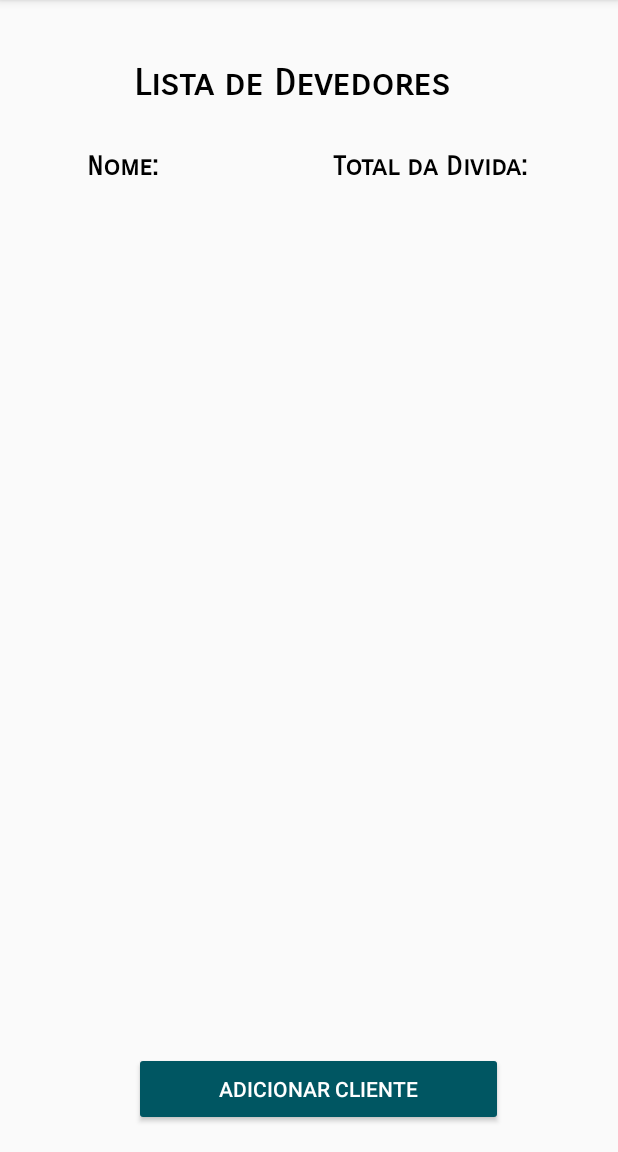
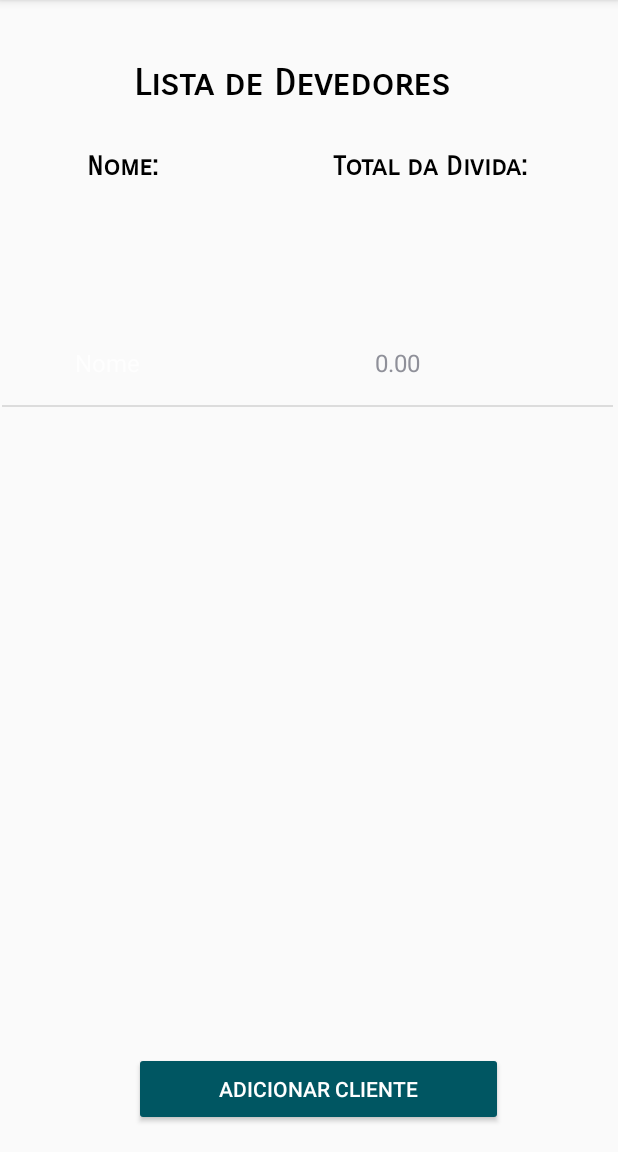
Before and after one commit to henriquerocha2004/quemmedeve, an Android app: the MainActivity screen opened directly, with no data from a screen before it, on a phone screen of 412 x 824 dp, the part 84-1236 px from its top. Run offline under Robolectric (Android 15) with nearby library versions, the phone set to English and light mode, and no system bars; Roboto replaces fonts that are not available here.

```diff
--- a/app/src/main/java/com/jml/quemmedeve/MainActivity.java
+++ b/app/src/main/java/com/jml/quemmedeve/MainActivity.java
@@ -2,8 +2,7 @@ package com.jml.quemmedeve;
 
 import android.content.DialogInterface;
 import android.content.Intent;
-import android.icu.util.Calendar;
-import android.provider.CalendarContract;
+import android.database.Cursor;
 import android.support.v7.app.AlertDialog;
 import android.support.v7.app.AppCompatActivity;
 import android.os.Bundle;
@@ -11,18 +10,25 @@ import android.view.LayoutInflater;
 import android.view.View;
 import android.widget.Button;
 import android.widget.EditText;
+import android.widget.ListView;
+import android.widget.SimpleCursorAdapter;
 import android.widget.Toast;
 
 import com.jml.quemmedeve.controllers.ClienteController;
+import com.jml.quemmedeve.database.DebtorsDbHelper;
 
 public class MainActivity extends AppCompatActivity {
 
     private Button btnAdicionarCli;
+    private ListView listDebtors;
 
     @Override
     protected void onCreate(Bundle savedInstanceState) {
         super.onCreate(savedInstanceState);
         setContentView(R.layout.activity_main);
+
+        getDebtorsList();
+
         btnAdicionarCli = findViewById(R.id.btnAdicionarCli);
         btnAdicionarCli.setOnClickListener(new View.OnClickListener() {
             @Override
@@ -73,4 +79,18 @@ public class MainActivity extends AppCompatActivity {
         AlertDialog dialog = modal.create();
         dialog.show();
     }
+
+    private void getDebtorsList(){
+
+        Cursor getDebtors = ClienteController.getAllClientsList(getApplicationContext());
+
+        if(getDebtors.getCount() > 0){
+            String[] columns = new String[] {DebtorsDbHelper.COLUMN_NAME, "total"};
+            int[] fieldsViewId = new int[] {R.id.txtNameDebtor, R.id.txtTotalDebts};
+            SimpleCursorAdapter adapter = new SimpleCursorAdapter(getApplicationContext(), R.layout.list_debtors_fields, getDebtors, columns, fieldsViewId, 0);
+            listDebtors = findViewById(R.id.listDebtors);
+            listDebtors.setAdapter(adapter);
+        }
+
+    }
 }
--- a/app/src/main/java/com/jml/quemmedeve/controllers/ClienteController.java
+++ b/app/src/main/java/com/jml/quemmedeve/controllers/ClienteController.java
@@ -83,5 +83,30 @@ public class ClienteController {
         return result;
     }
 
+    public static Cursor getAllClientsList(Context context){
+
+        DebtorsDbHelper helper = new DebtorsDbHelper(context);
+        SQLiteDatabase db = helper.getReadableDatabase();
+        Cursor result = null;
+
+        try {
+            result = db.rawQuery("SELECT debtors._id , debtors.name, printf('%.2f',SUM(debts.value)) as total FROM debtors \n" +
+                    "INNER JOIN debts ON debts.usu_id_debt = debtors._id AND debts.status_debt = 0", null);
+
+            if(result != null){
+                result.moveToFirst();
+            }
+
+        }catch (SQLException e){
+            Log.i("Erro: ", e.getMessage());
+        }finally {
+            db.close();
+        }
+
+        return result;
+    }
+
+
+
 
 }
--- a/app/src/main/res/layout/activity_main.xml
+++ b/app/src/main/res/layout/activity_main.xml
@@ -79,25 +79,6 @@
         app:layout_constraintTop_toTopOf="parent"
         app:layout_constraintVertical_bias="0.126" />
 
-    <ScrollView
-        android:id="@+id/scrollView2"
-        android:layout_width="395dp"
-        android:layout_height="493dp"
-        android:layout_marginStart="8dp"
-        android:layout_marginLeft="8dp"
-        android:layout_marginEnd="8dp"
-        android:layout_marginRight="8dp"
-        android:layout_marginBottom="116dp"
-        app:layout_constraintBottom_toBottomOf="parent"
-        app:layout_constraintEnd_toEndOf="parent"
-        app:layout_constraintStart_toStartOf="parent">
-
-        <LinearLayout
-            android:layout_width="match_parent"
-            android:layout_height="wrap_content"
-            android:orientation="vertical" />
-    </ScrollView>
-
     <Button
         android:id="@+id/btnAdicionarCli"
         style="@style/Widget.AppCompat.Button.Colored"
@@ -118,4 +99,21 @@
         app:layout_constraintTop_toTopOf="parent"
         app:layout_constraintVertical_bias="0.987" />
 
+    <ListView
+        android:id="@+id/listDebtors"
+        android:layout_width="407dp"
+        android:layout_height="433dp"
+        android:layout_marginStart="8dp"
+        android:layout_marginLeft="8dp"
+        android:layout_marginTop="8dp"
+        android:layout_marginEnd="8dp"
+        android:layout_marginRight="8dp"
+        android:layout_marginBottom="8dp"
+        app:layout_constraintBottom_toBottomOf="parent"
+        app:layout_constraintEnd_toEndOf="parent"
+        app:layout_constraintHorizontal_bias="0.6"
+        app:layout_constraintStart_toStartOf="parent"
+        app:layout_constraintTop_toTopOf="parent"
+        app:layout_constraintVertical_bias="0.674" />
+
 </android.support.constraint.ConstraintLayout>
--- /dev/null
+++ b/app/src/main/res/layout/list_debtors_fields.xml
@@ -0,0 +1,46 @@
+<?xml version="1.0" encoding="utf-8"?>
+<android.support.constraint.ConstraintLayout
+    xmlns:android="http://schemas.android.com/apk/res/android"
+    xmlns:app="http://schemas.android.com/apk/res-auto"
+    xmlns:tools="http://schemas.android.com/tools"
+    android:layout_width="match_parent"
+    android:layout_height="match_parent">
+
+    <TextView
+        android:id="@+id/txtNameDebtor"
+        android:layout_width="129dp"
+        android:layout_height="28dp"
+        android:layout_marginStart="8dp"
+        android:layout_marginLeft="8dp"
+        android:layout_marginTop="8dp"
+        android:layout_marginEnd="8dp"
+        android:layout_marginRight="8dp"
+        android:layout_marginBottom="8dp"
+        android:hint="Nome"
+        android:textSize="16sp"
+        app:layout_constraintBottom_toBottomOf="parent"
+        app:layout_constraintEnd_toEndOf="parent"
+        app:layout_constraintHorizontal_bias="0.154"
+        app:layout_constraintStart_toStartOf="parent"
+        app:layout_constraintTop_toTopOf="parent"
+        app:layout_constraintVertical_bias="0.033" />
+
+    <TextView
+        android:id="@+id/txtTotalDebts"
+        android:layout_width="75dp"
+        android:layout_height="31dp"
+        android:layout_marginStart="8dp"
+        android:layout_marginLeft="8dp"
+        android:layout_marginTop="8dp"
+        android:layout_marginEnd="8dp"
+        android:layout_marginRight="8dp"
+        android:layout_marginBottom="8dp"
+        android:hint="@string/valor"
+        android:textSize="16sp"
+        app:layout_constraintBottom_toBottomOf="parent"
+        app:layout_constraintEnd_toEndOf="parent"
+        app:layout_constraintHorizontal_bias="0.762"
+        app:layout_constraintStart_toStartOf="parent"
+        app:layout_constraintTop_toTopOf="parent"
+        app:layout_constraintVertical_bias="0.033" />
+</android.support.constraint.ConstraintLayout>
--- a/app/src/main/res/layout/show_debtor.xml
+++ b/app/src/main/res/layout/show_debtor.xml
@@ -42,7 +42,7 @@
         app:fontFamily="sans-serif-smallcaps"
         app:layout_constraintBottom_toBottomOf="parent"
         app:layout_constraintEnd_toEndOf="parent"
-        app:layout_constraintHorizontal_bias="0.414"
+        app:layout_constraintHorizontal_bias="0.146"
         app:layout_constraintStart_toStartOf="parent"
         app:layout_constraintTop_toTopOf="parent"
         app:layout_constraintVertical_bias="0.137" />
@@ -63,10 +63,10 @@
         android:textStyle="bold"
         app:layout_constraintBottom_toBottomOf="parent"
         app:layout_constraintEnd_toEndOf="parent"
-        app:layout_constraintHorizontal_bias="0.971"
+        app:layout_constraintHorizontal_bias="0.907"
         app:layout_constraintStart_toStartOf="parent"
         app:layout_constraintTop_toTopOf="parent"
-        app:layout_constraintVertical_bias="0.137" />
+        app:layout_constraintVertical_bias="0.139" />
 
     <Button
         android:id="@+id/btnEfetuarPagamento"
```
Also changed, not shown: app/src/main/java/com/jml/quemmedeve/AddPayment.java (+7 -2 lines), app/src/main/java/com/jml/quemmedeve/ShowDebtors.java (+21 -14 lines), app/src/main/java/com/jml/quemmedeve/ultility/DateUltility.java (+7 -15 lines), app/src/main/res/layout/register_debtors.xml (+22 -3 lines).
